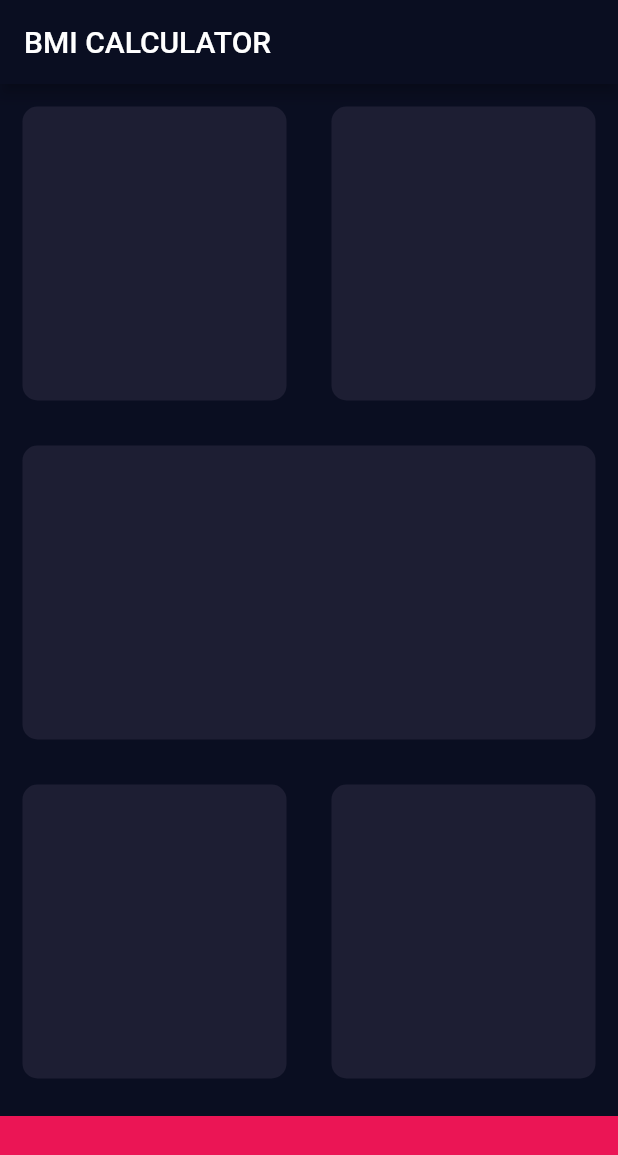
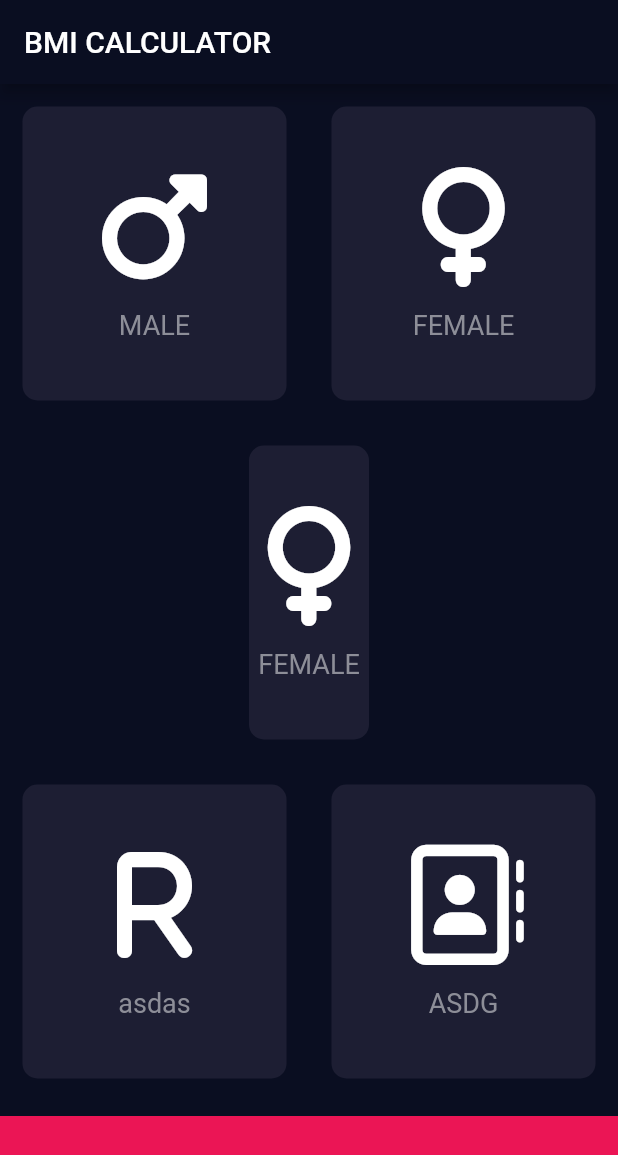
Before and after one commit to codewithjaspreet/bmi_calculator, a Flutter app: the screen it shows after launch, on a phone screen of 412 x 824 dp. Shown: the top 1155 px of the screen. Run offline on Flutter 3.47's test engine with Material 2 defaults, Android fonts, the phone set to English and light mode, and no system bars; our stand-ins replace font_awesome_flutter.

Commit message:
classes seprated

```diff
--- a/lib/iconcontent.dart
+++ b/lib/iconcontent.dart
@@ -1,4 +1,9 @@
 import 'package:flutter/material.dart';
+
+const labelTextStyle = TextStyle(
+  fontSize: 18.0,
+  color: Color(0xFF8D8E98),
+);
 
 class IconReuse extends StatelessWidget {
   IconReuse({required this.icon, required this.label});
@@ -20,10 +25,7 @@ class IconReuse extends StatelessWidget {
         ),
         Text(
           label,
-          style: const TextStyle(
-            fontSize: 18.0,
-            color: Color(0xFF8D8E98),
-          ),
+          style: labelTextStyle,
         ),
       ],
     );
--- a/lib/inputpage.dart
+++ b/lib/inputpage.dart
@@ -1,4 +1,8 @@
+import 'package:bmi_calculator/reusecard.dart';
 import 'package:flutter/material.dart';
+import 'package:font_awesome_flutter/font_awesome_flutter.dart';
+
+import 'iconcontent.dart';
 
 const bottomContainerHeight = 80.0;
 const activeCardColour = Color(0xFF1D1E33);
@@ -22,32 +26,53 @@ class _InputPageState extends State<InputPage> {
           children: <Widget>[
             Expanded(
                 child: Row(
-              children: const <Widget>[
+              children: <Widget>[
                 Expanded(
                     child: ReusableCard(
                   colour: activeCardColour,
+                  cardChild: IconReuse(
+                    icon: FontAwesomeIcons.mars,
+                    label: 'MALE',
+                  ),
                 )),
                 Expanded(
                     child: ReusableCard(
+                  cardChild: IconReuse(
+                    icon: FontAwesomeIcons.venus,
+                    label: 'FEMALE',
+                  ),
                   colour: activeCardColour,
                 )),
               ],
             )),
-            const Expanded(
+            Expanded(
                 child: ReusableCard(
+              cardChild: IconReuse(
+                icon: FontAwesomeIcons.venus,
+                label: 'FEMALE',
+              ),
               colour: activeCardColour,
             )),
             Expanded(
                 child: Row(
-              children: const <Widget>[
+              children: <Widget>[
                 Expanded(
                     child: ReusableCard(
                   colour: activeCardColour,
+                  cardChild: IconReuse(
+                    label: 'asdas',
+                    icon: FontAwesomeIcons.r,
+                  ),
                 )),
                 Expanded(
-                    child: ReusableCard(
-                  colour: activeCardColour,
-                )),
+                  child: ReusableCard(
+                    colour: activeCardColour,
+                    cardChild: IconReuse(
+                      label: 'ASDG',
+                      icon: FontAwesomeIcons.addressBook,
+                    ),
+                  ),
+                )
               ],
             )),
             Container(
@@ -60,18 +85,3 @@ class _InputPageState extends State<InputPage> {
         ));
   }
 }
-
-class ReusableCard extends StatelessWidget {
-  const ReusableCard({required this.colour});
-  final Color colour;
-  @override
-  Widget build(BuildContext context) {
-    return Container(
-      margin: EdgeInsets.all(15),
-      decoration: BoxDecoration(
-        color: colour,
-        borderRadius: BorderRadius.circular(10.0),
-      ),
-    );
-  }
-}
```
